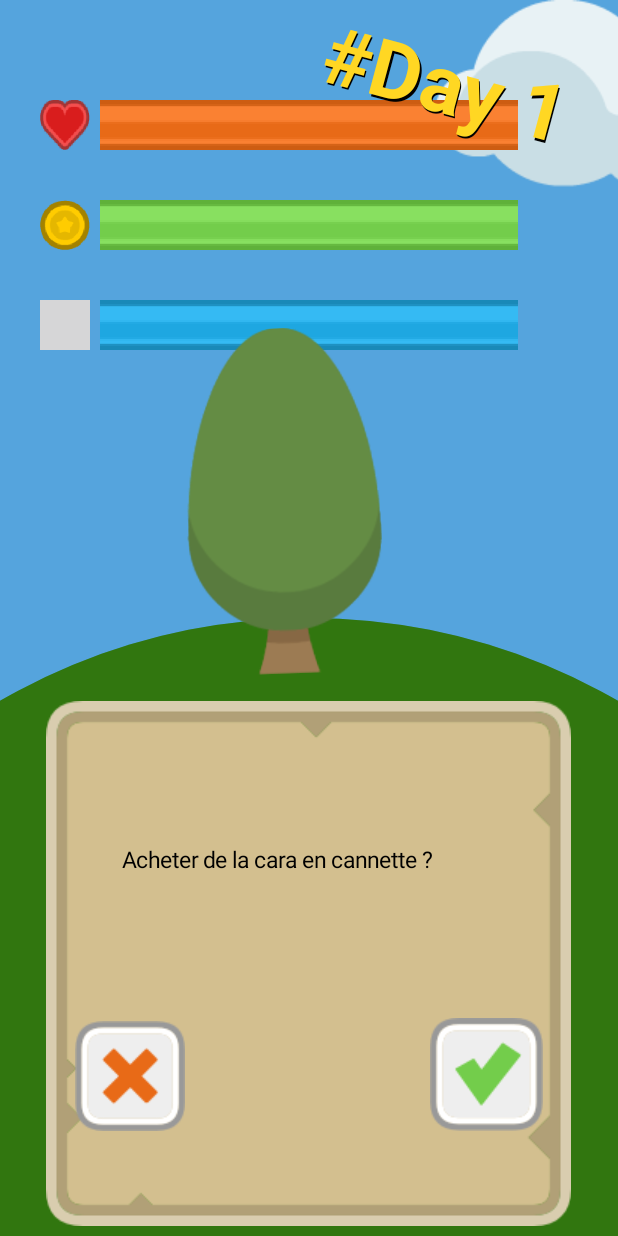
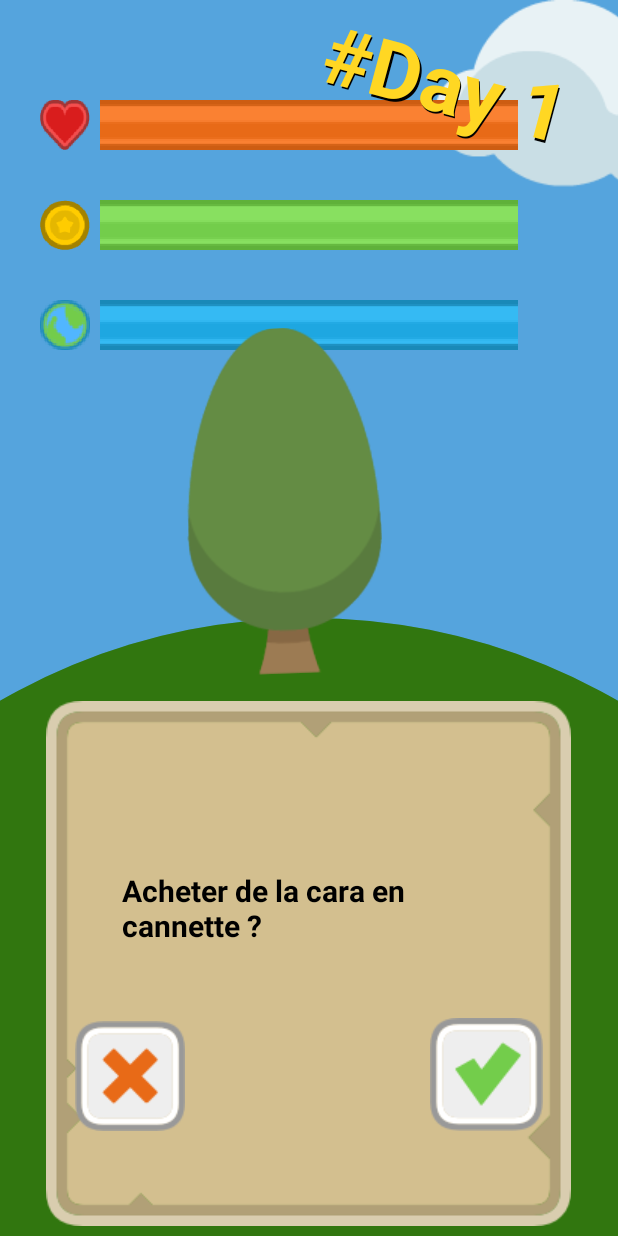
Before and after one commit to wearespacey/choose-your-path, an Android app: the screen it shows after launch (MainActivity), after a tap on "SELECT CHARACTER", on a phone screen of 412 x 824 dp. Run offline under Robolectric (Android 15) with nearby library versions, the phone set to English and light mode, and no system bars; 2 statements that could not run were skipped.

Commit message:
fuck you Guigui

```diff
--- a/cslabs-hackathon/app/src/main/java/com/keusmar/cslabs_hackathon/MainActivity.java
+++ b/cslabs-hackathon/app/src/main/java/com/keusmar/cslabs_hackathon/MainActivity.java
@@ -39,7 +39,7 @@ public class MainActivity extends AppCompatActivity {
         LinearLayout linearLayout = findViewById(R.id.yeet);
         questionContainer = findViewById(R.id.questionContainer);
         questionContainer.setText(getCurrentAction().getContent());
-        questionContainer.setTextSize(15);
+        questionContainer.setTextSize(20);
 
         ImageView yesButton = findViewById(R.id.yesButton);
         yesButton.setOnClickListener(new View.OnClickListener() {
--- a/cslabs-hackathon/app/src/main/res/layout/activity_main.xml
+++ b/cslabs-hackathon/app/src/main/res/layout/activity_main.xml
@@ -47,10 +47,11 @@
         android:layout_width="250dp"
         android:layout_height="wrap_content"
         android:textColor="#000000"
+        android:textStyle="bold"
         app:layout_constraintBottom_toBottomOf="parent"
         app:layout_constraintEnd_toEndOf="parent"
         app:layout_constraintStart_toStartOf="parent"
         app:layout_constraintTop_toTopOf="parent"
-        app:layout_constraintVertical_bias="0.7" />
+        app:layout_constraintVertical_bias="0.75" />
 
 </androidx.constraintlayout.widget.ConstraintLayout>
```
Also changed, not shown: cslabs-hackathon/app/src/main/res/drawable/aarth.png (added), 2 other files.
